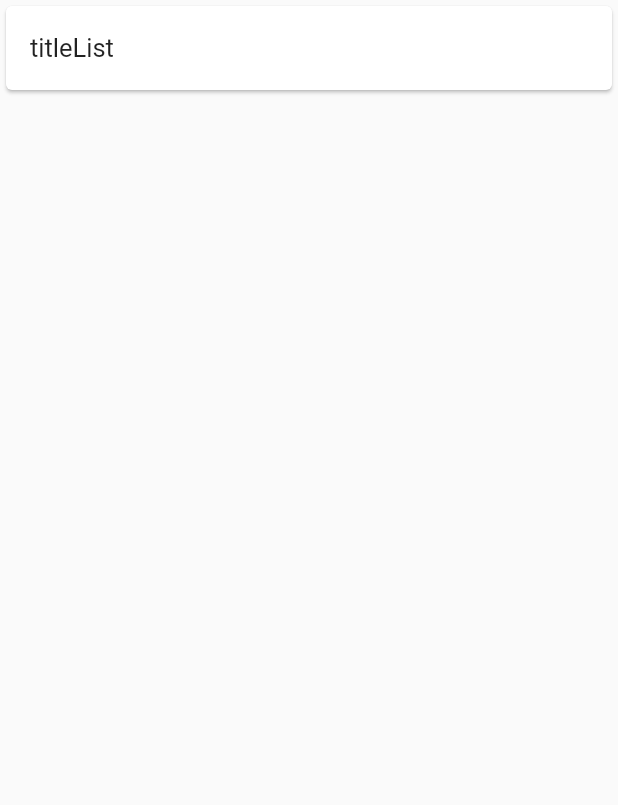
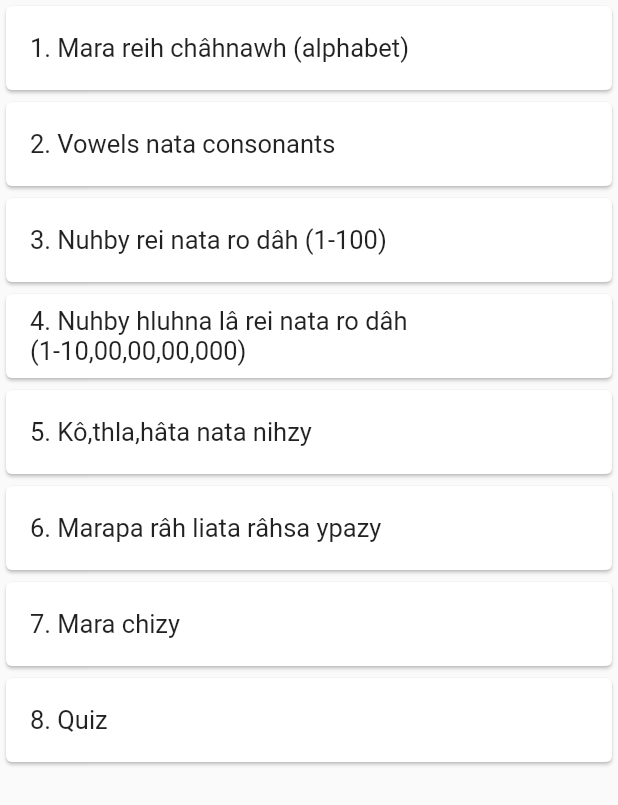
Before and after one commit to stevenfachhai/mara_rei_achuna, a Flutter app: the screen it shows after launch, on a phone screen of 412 x 824 dp. Shown: the top 805 px of the screen. Run offline on Flutter 3.47's test engine with Material 2 defaults, Android fonts, the phone set to English and light mode, and no system bars.

Commit message:
change topic

```diff
--- a/lib/content/title_list.dart
+++ b/lib/content/title_list.dart
@@ -1,9 +1,10 @@
 const topicList = [
-  '1. MARA REIH CHÂHNAWH (ALPHABET)'
-      '2. VOWELS NATA CONSONANTS'
-      '3.	NUHBY REI NATA RO DÂH (1-100)'
-      '4.	NUHBY HLUHNA LÂ REI NATA RO DÂH (1-10,00,00,00,000)'
-      '5.	KÔ,THLA,HÂTA NATA NIHZY'
-      '6.	MARAPA RÂH LIATA RÂHSA YPAZY'
-      '7.	MARA CHIZY'
+  '1.	Mara reih châhnawh (alphabet)',
+  '2.	Vowels nata consonants',
+  '3.	Nuhby rei nata ro dâh (1-100)',
+  '4.	Nuhby hluhna lâ rei nata ro dâh (1-10,00,00,00,000)',
+  '5.	Kô,thla,hâta nata nihzy',
+  '6.	Marapa râh liata râhsa ypazy',
+  '7.	Mara chizy',
+  '8. Quiz',
 ];
--- a/lib/main.dart
+++ b/lib/main.dart
@@ -13,11 +13,9 @@ class MyApp extends StatelessWidget {
 
   @override
   Widget build(BuildContext context) {
-    return MaterialApp(
+    return const MaterialApp(
       debugShowCheckedModeBanner: false,
-      home: TopicScreen(
-        titleList: const ['titleList'],
-      ),
+      home: TopicScreen(),
     );
   }
 }
--- a/lib/screen/topic_screen.dart
+++ b/lib/screen/topic_screen.dart
@@ -1,32 +1,29 @@
 import 'package:flutter/material.dart';
-import 'package:mara_rei_achuna/screen/block_screen.dart';
+import 'package:mara_rei_achuna/screen/chapter_screen.dart';
 import 'package:mara_rei_achuna/content/title_list.dart';
 
 class TopicScreen extends StatelessWidget {
   const TopicScreen({
     Key? key,
-    required this.titleList,
   }) : super(key: key);
-
-  final List<String> titleList;
 
   @override
   Widget build(BuildContext context) {
     return Scaffold(
       body: ListView.builder(
-        itemCount: titleList.length,
+        itemCount: topicList.length,
         itemBuilder: (context, index) {
           return Card(
             child: ListTile(
               title: Text(
-                titleList[index],
+                topicList[index],
                 style: TextStyle(fontSize: 17),
               ),
               onTap: () {
                 Navigator.push(
                   context,
                   MaterialPageRoute(
-                    builder: (context) => BlockScreen(
+                    builder: (context) => ChapterScreen(
                       titleNumber: index + 1,
                     ),
                   ),
```
Also changed, not shown: lib/content/chapter_block.dart (renamed from lib/content/book_block.dart, +13 -15 lines), lib/screen/chapter_screen.dart (renamed from lib/screen/block_screen.dart, +8 -6 lines).
